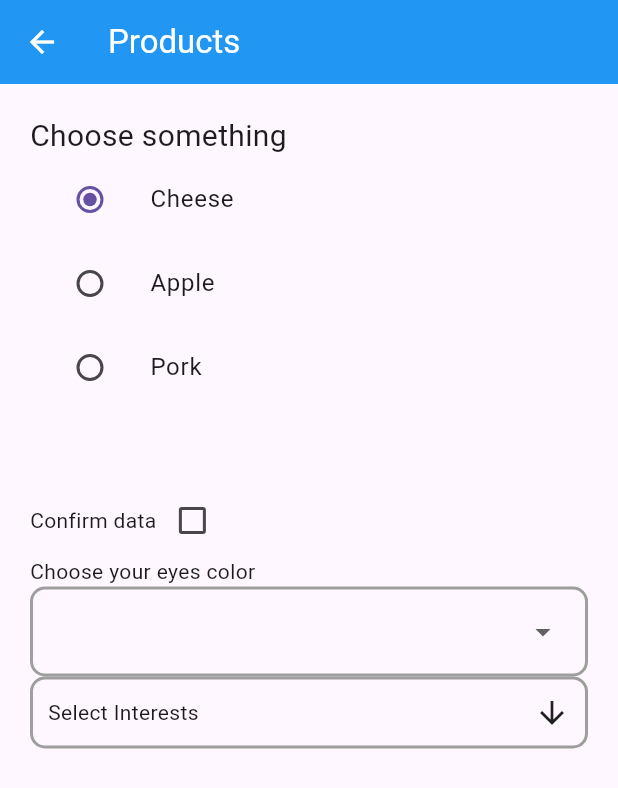
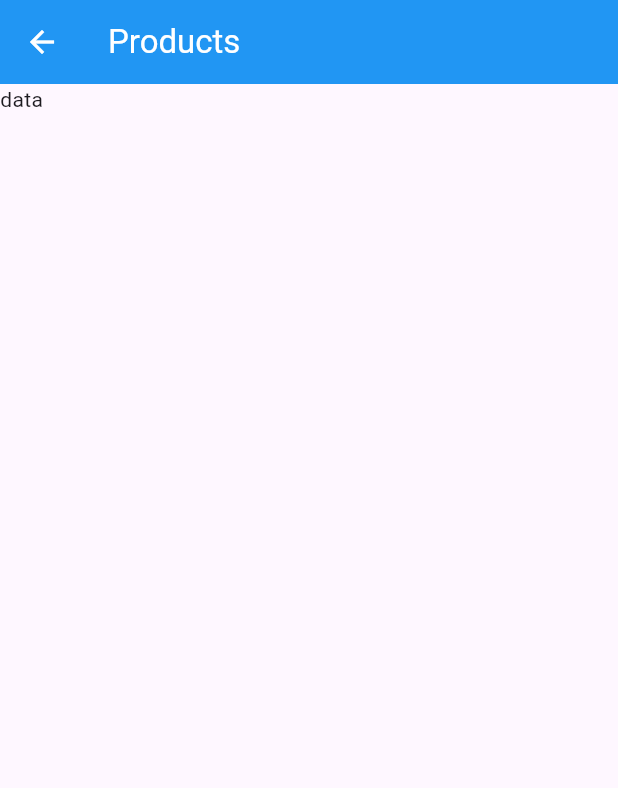
Before and after one commit to tizary/flutter_login, a Flutter app: the ProductsPageWidget screen opened by its route, on a phone screen of 412 x 824 dp. Shown: the top 788 px of the screen. Run offline on Flutter 3.47's test engine with Material 3 defaults, Android fonts, the phone set to English and light mode, and no system bars; drawn by our look-alikes of multi_select_flutter; our stand-ins replace google_maps_flutter; missing offline and left inert: flutter_google_maps_webservices, mongo_dart.

Commit message:
refactor: refactor names

```diff
--- a/lib/app.dart
+++ b/lib/app.dart
@@ -4,7 +4,7 @@ import 'package:flutter_application_1/screens/contacts_page_widget.dart';
 import 'package:flutter_application_1/screens/gallery_page_widget.dart';
 import 'package:flutter_application_1/screens/home_page.dart';
 import 'package:flutter_application_1/screens/login_page.dart';
-import 'package:flutter_application_1/screens/main_page_widget.dart';
+import 'package:flutter_application_1/screens/users_list_page_widget.dart';
 import 'package:flutter_application_1/screens/products_page_widget.dart';
 import 'package:flutter_application_1/screens/register_page.dart';
 import 'package:flutter_application_1/screens/user_page.dart';
@@ -33,7 +33,7 @@ class App extends StatelessWidget {
           'login': (context) => const LoginPage(),
           'register': (context) => const RegisterPage(),
           'user': (context) => UserPage(),
-          'main_page': (context) => const MainPageWidget(),
+          'users_list_page': (context) => const UsersListPageWidget(),
           'contacts_page': (context) => const ContactsPageWidget(),
           'products_page': (context) => const ProductsPageWidget(),
           'gallery_page': (context) => const GalleryPageWidget(),
--- a/lib/components/burger_menu.dart
+++ b/lib/components/burger_menu.dart
@@ -12,14 +12,14 @@ class _BurgerMenuState extends State<BurgerMenu> {
   @override
   Widget build(BuildContext context) {
     List<String> menu = [
-      'Main',
+      'Users data list',
       'Contacts',
       'Products',
       'Gallery',
       'Address',
     ];
     List<String> path = [
-      'main_page',
+      'users_list_page',
       'contacts_page',
       'products_page',
       'gallery_page',
--- a/lib/screens/products_page_widget.dart
+++ b/lib/screens/products_page_widget.dart
@@ -33,105 +33,107 @@ class _ProductsPageWidgetState extends State<ProductsPageWidget> {
   Widget build(BuildContext context) {
     return Scaffold(
       appBar: Header(pageTitle: 'Products'),
-      body: Padding(
-        padding: EdgeInsets.all(20),
-        child: Column(
-          crossAxisAlignment: CrossAxisAlignment.start,
-          children: [
-            Text(
-              'Choose something',
-              style: TextStyle(fontSize: 20),
-            ),
-            ListTile(
-              leading: Radio(
-                  value: 'cheese',
-                  groupValue: food,
-                  onChanged: (value) {
-                    setState(() {
-                      food = value!;
-                    });
-                  }),
-              title: Text('Cheese'),
-            ),
-            ListTile(
-              leading: Radio(
-                  value: 'apple',
-                  groupValue: food,
-                  onChanged: (value) {
-                    setState(() {
-                      food = value!;
-                    });
-                  }),
-              title: Text('Apple'),
-            ),
-            ListTile(
-              leading: Radio(
-                  value: 'pork',
-                  groupValue: food,
-                  onChanged: (value) {
-                    setState(() {
-                      food = value!;
-                    });
-                  }),
-              title: Text('Pork'),
-            ),
-            SizedBox(
-              height: 50,
-            ),
-            Row(
-              children: [
-                Text('Сonfirm data'),
-                Checkbox(
-                    value: isChecked,
-                    onChanged: (value) {
-                      setState(() {
-                        isChecked = value!;
-                      });
-                    })
-              ],
-            ),
-            Text('Choose your eyes color'),
-            Container(
-              padding: EdgeInsets.all(16),
-              decoration: BoxDecoration(
-                border: Border.all(width: 2, color: Colors.grey),
-                borderRadius: BorderRadius.circular(10),
-              ),
-              child: DropdownButtonFormField<String>(
-                decoration: InputDecoration.collapsed(hintText: ''),
-                value: eyesChoose,
-                onChanged: (value) {
-                  setState(() {
-                    eyesChoose = value;
-                  });
-                },
-                items: listItem.map((valueItem) {
-                  return DropdownMenuItem<String>(
-                      value: valueItem, child: Text(valueItem));
-                }).toList(),
-              ),
-            ),
-            MultiSelectDialogField<String>(
-              chipDisplay: MultiSelectChipDisplay.none(),
-              decoration: BoxDecoration(
-                border: Border.all(color: Colors.grey, width: 2),
-                borderRadius: BorderRadius.circular(10),
-              ),
-              items: interestsList
-                  .map(
-                      (interest) => MultiSelectItem<String>(interest, interest))
-                  .toList(),
-              title: Text('Select Interests'),
-              buttonText: Text('Select Interests'),
-              onConfirm: (values) {
-                setState(() {
-                  selectedInterests = values;
-                });
-              },
-            ),
-          ],
-        ),
-      ),
+      body: Text('data'),
+
+      // Padding(
+      //   padding: EdgeInsets.all(20),
+      //   child: Column(
+      //     crossAxisAlignment: CrossAxisAlignment.start,
+      //     children: [
+      //       Text(
+      //         'Choose something',
+      //         style: TextStyle(fontSize: 20),
+      //       ),
+      //       ListTile(
+      //         leading: Radio(
+      //             value: 'cheese',
+      //             groupValue: food,
+      //             onChanged: (value) {
+      //               setState(() {
+      //                 food = value!;
+      //               });
+      //             }),
+      //         title: Text('Cheese'),
+      //       ),
+      //       ListTile(
+      //         leading: Radio(
+      //             value: 'apple',
+      //             groupValue: food,
+      //             onChanged: (value) {
+      //               setState(() {
+      //                 food = value!;
+      //               });
+      //             }),
+      //         title: Text('Apple'),
+      //       ),
+      //       ListTile(
+      //         leading: Radio(
+      //             value: 'pork',
+      //             groupValue: food,
+      //             onChanged: (value) {
+      //               setState(() {
+      //                 food = value!;
+      //               });
+      //             }),
+      //         title: Text('Pork'),
+      //       ),
+      //       SizedBox(
+      //         height: 50,
+      //       ),
+      //       Row(
+      //         children: [
+      //           Text('Сonfirm data'),
+      //           Checkbox(
+      //               value: isChecked,
+      //               onChanged: (value) {
+      //                 setState(() {
+      //                   isChecked = value!;
+      //                 });
+      //               })
+      //         ],
+      //       ),
+      //       Text('Choose your eyes color'),
+      //       Container(
+      //         padding: EdgeInsets.all(16),
+      //         decoration: BoxDecoration(
+      //           border: Border.all(width: 2, color: Colors.grey),
+      //           borderRadius: BorderRadius.circular(10),
+      //         ),
+      //         child: DropdownButtonFormField<String>(
+      //           decoration: InputDecoration.collapsed(hintText: ''),
+      //           value: eyesChoose,
+      //           onChanged: (value) {
+      //             setState(() {
+      //               eyesChoose = value;
+      //             });
+      //           },
+      //           items: listItem.map((valueItem) {
+      //             return DropdownMenuItem<String>(
+      //                 value: valueItem, child: Text(valueItem));
+      //           }).toList(),
+      //         ),
+      //       ),
+      //       MultiSelectDialogField<String>(
+      //         chipDisplay: MultiSelectChipDisplay.none(),
+      //         decoration: BoxDecoration(
+      //           border: Border.all(color: Colors.grey, width: 2),
+      //           borderRadius: BorderRadius.circular(10),
+      //         ),
+      //         items: interestsList
+      //             .map(
+      //                 (interest) => MultiSelectItem<String>(interest, interest))
+      //             .toList(),
+      //         title: Text('Select Interests'),
+      //         buttonText: Text('Select Interests'),
+      //         onConfirm: (values) {
+      //           setState(() {
+      //             selectedInterests = values;
+      //           });
+      //         },
+      //       ),
+      //     ],
+      //   ),
+      // ),
     );
   }
 }
```
Also changed, not shown: lib/screens/users_list_page_widget.dart (renamed from lib/screens/main_page_widget.dart, +5 -5 lines).
